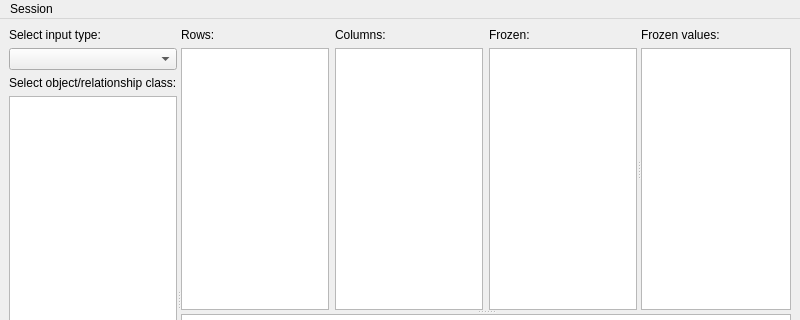
Old version of the form spinetoolbox/ui/tabular_view_form.ui in the repository spine-tools/Spine-Toolbox; both pictures show x 0 to 800 and y 0 to 320 of the 800 by 600 pixel window.
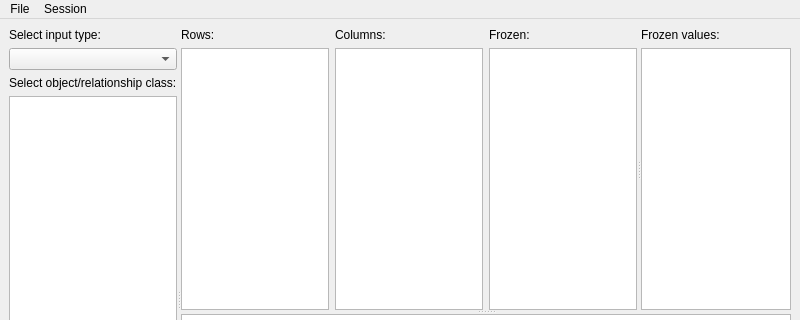
New version of the form. Custom widgets are drawn as their Qt base class.

Commit message:
Some additions to Tabular view and a small change to Data Store properties
Added:
- Building tabular_view_form.py into build_ui script
- Close menu item.
- Icons for all menu items (same as in tree and graph view)
- Shortcuts to menu items.

```diff
--- a/spinetoolbox/ui/tabular_view_form.ui
+++ b/spinetoolbox/ui/tabular_view_form.ui
@@ -168,6 +168,13 @@
     <addaction name="actionCommit"/>
     <addaction name="actionRollback"/>
    </widget>
+   <widget class="QMenu" name="menuFile">
+    <property name="title">
+     <string>File</string>
+    </property>
+    <addaction name="actionClose"/>
+   </widget>
+   <addaction name="menuFile"/>
    <addaction name="menuSession"/>
   </widget>
   <widget class="QStatusBar" name="statusbar"/>
```
Left out of the diff: 32 changed lines with no effect on the pictures. The commit also changes 10 other files.
